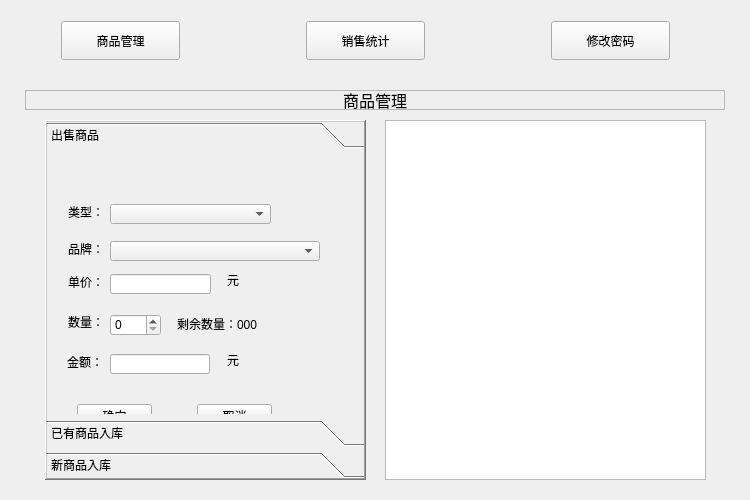
Above: other/Qt及Quick开发实战精解/src/4/4-3/manager/widget.ui from github-jxm/QtCrearor_fast_learn before the change. Below: the same form after it.
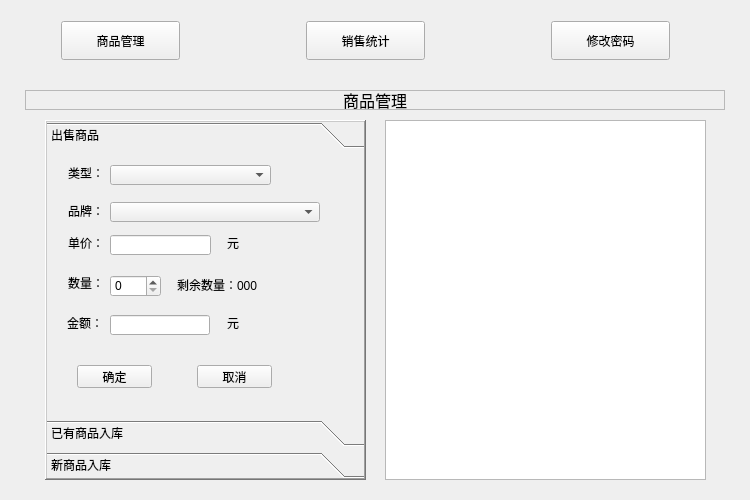
That is the form after the change.

```diff
--- a/other/Qt及Quick开发实战精解/src/4/4-3/manager/widget.ui
+++ b/other/Qt及Quick开发实战精解/src/4/4-3/manager/widget.ui
@@ -151,7 +151,7 @@
         <x>0</x>
         <y>0</y>
         <width>317</width>
-        <height>278</height>
+        <height>254</height>
        </rect>
       </property>
       <attribute name="label">
@@ -161,7 +161,7 @@
        <property name="geometry">
         <rect>
          <x>20</x>
-         <y>200</y>
+         <y>161</y>
          <width>36</width>
          <height>16</height>
         </rect>
@@ -174,7 +174,7 @@
        <property name="geometry">
         <rect>
          <x>150</x>
-         <y>250</y>
+         <y>211</y>
          <width>75</width>
          <height>23</height>
         </rect>
@@ -187,7 +187,7 @@
        <property name="geometry">
         <rect>
          <x>21</x>
-         <y>50</y>
+         <y>11</y>
          <width>36</width>
          <height>16</height>
         </rect>
@@ -200,7 +200,7 @@
        <property name="geometry">
         <rect>
          <x>21</x>
-         <y>87</y>
+         <y>49</y>
          <width>36</width>
          <height>16</height>
         </rect>
@@ -213,7 +213,7 @@
        <property name="geometry">
         <rect>
          <x>63</x>
-         <y>50</y>
+         <y>11</y>
          <width>161</width>
          <height>20</height>
         </rect>
@@ -229,7 +229,7 @@
        <property name="geometry">
         <rect>
          <x>63</x>
-         <y>87</y>
+         <y>48</y>
          <width>210</width>
          <height>20</height>
         </rect>
@@ -245,7 +245,7 @@
        <property name="geometry">
         <rect>
          <x>30</x>
-         <y>250</y>
+         <y>211</y>
          <width>75</width>
          <height>23</height>
         </rect>
@@ -258,7 +258,7 @@
        <property name="geometry">
         <rect>
          <x>21</x>
-         <y>160</y>
+         <y>121</y>
          <width>36</width>
          <height>16</height>
         </rect>
@@ -271,7 +271,7 @@
        <property name="geometry">
         <rect>
          <x>63</x>
-         <y>160</y>
+         <y>121</y>
          <width>51</width>
          <height>22</height>
         </rect>
@@ -281,7 +281,7 @@
        <property name="geometry">
         <rect>
          <x>63</x>
-         <y>200</y>
+         <y>161</y>
          <width>100</width>
          <height>20</height>
         </rect>
@@ -291,9 +291,9 @@
        <property name="geometry">
         <rect>
          <x>180</x>
-         <y>200</y>
+         <y>161</y>
          <width>54</width>
-         <height>12</height>
+         <height>16</height>
         </rect>
        </property>
        <property name="text">
@@ -304,7 +304,7 @@
        <property name="geometry">
         <rect>
          <x>21</x>
-         <y>120</y>
+         <y>81</y>
          <width>36</width>
          <height>16</height>
         </rect>
@@ -317,7 +317,7 @@
        <property name="geometry">
         <rect>
          <x>63</x>
-         <y>120</y>
+         <y>81</y>
          <width>101</width>
          <height>20</height>
         </rect>
@@ -327,9 +327,9 @@
        <property name="geometry">
         <rect>
          <x>180</x>
-         <y>120</y>
+         <y>81</y>
          <width>54</width>
-         <height>12</height>
+         <height>16</height>
         </rect>
        </property>
        <property name="text">
@@ -340,7 +340,7 @@
        <property name="geometry">
         <rect>
          <x>130</x>
-         <y>160</y>
+         <y>121</y>
          <width>111</width>
          <height>20</height>
         </rect>
```
Left out of the diff: 68 changed lines with no effect on the pictures.
